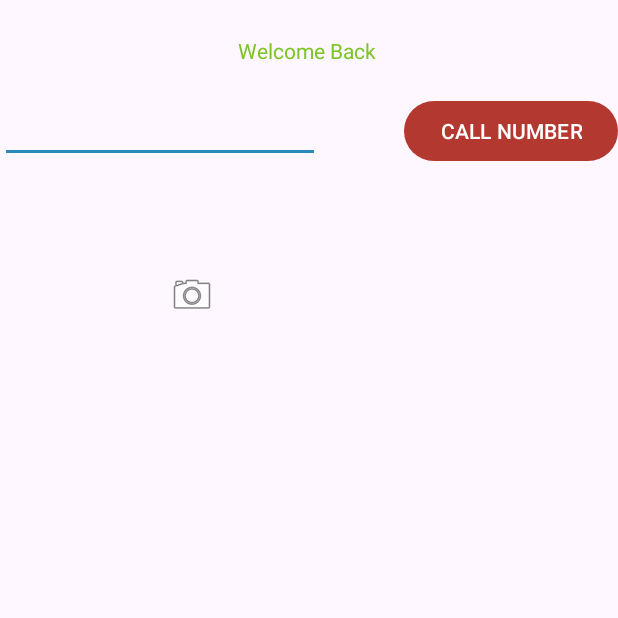
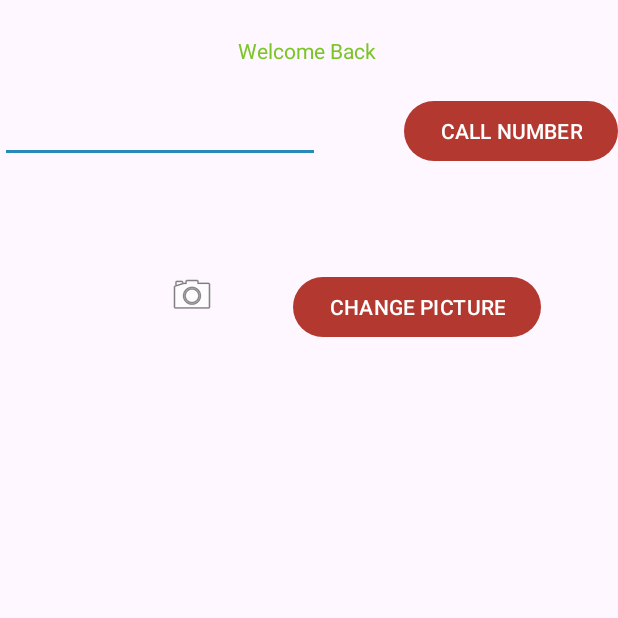
Before and after one commit to HanShuHan/Android-APP-Trivia-Question, an Android app: the screen it shows after launch (SecondActivity), after a tap on "LOGIN", on a phone screen of 412 x 824 dp, the top half of it. Run offline under Robolectric (Android 15) with nearby library versions, the phone set to English and light mode, and no system bars.

Commit message:
Fourth Commit: 1. Added Log.w() in MainActivity.java 2. Added functional login page in MainActivity.java 3. Added dial functionality in SecondActivity.java 4. Added take a photo functionality in SecondActivity.java
Signed-off-by: Shu Han Han <han00135@algonquinlive.com>

```diff
--- a/app/src/main/java/algonquin/cst2335/han00135/SecondActivity.java
+++ b/app/src/main/java/algonquin/cst2335/han00135/SecondActivity.java
@@ -1,12 +1,18 @@
 package algonquin.cst2335.han00135;
 
+import android.app.Activity;
 import android.content.Intent;
+import android.graphics.Bitmap;
 import android.net.Uri;
 import android.os.Bundle;
+import android.provider.MediaStore;
 import android.widget.Button;
 import android.widget.EditText;
+import android.widget.ImageView;
 import android.widget.TextView;
 
+import androidx.activity.result.ActivityResultLauncher;
+import androidx.activity.result.contract.ActivityResultContracts;
 import androidx.appcompat.app.AppCompatActivity;
 
 public class SecondActivity extends AppCompatActivity {
@@ -23,6 +29,8 @@ public class SecondActivity extends AppCompatActivity {
         TextView welcomeTextView = findViewById(R.id.welcomeMsg);
         Button callBtn = findViewById(R.id.callBtn);
         EditText phoneNum = findViewById(R.id.phoneNum);
+        ImageView cameraImg = findViewById(R.id.cameraImg);
+        Button chgPicBtn = findViewById(R.id.chgPicBtn);
 
         welcomeTextView.setText("Welcome Back " + emailAddress);
         callBtn.setOnClickListener(v -> {
@@ -30,5 +38,25 @@ public class SecondActivity extends AppCompatActivity {
             call.setData(Uri.parse("tel:" + phoneNum.getText().toString()));
             startActivity(call);
         });
+
+        cameraImg.setOnClickListener(v -> {
+            Intent takePhoto = new Intent(MediaStore.ACTION_IMAGE_CAPTURE);
+            startActivity(takePhoto);
+        });
+
+        // Change picture button onclick: ActivityResultLauncher
+        Intent cameraIntent = new Intent(MediaStore.ACTION_IMAGE_CAPTURE);
+        chgPicBtn.setOnClickListener(v -> {
+            ActivityResultLauncher<Intent> cameraResult = registerForActivityResult(
+                    new ActivityResultContracts.StartActivityForResult(),
+                    result -> {
+                        if (result.getResultCode() == Activity.RESULT_OK) {
+                            Intent data = result.getData();
+                            Bitmap bitmap = data.getParcelableExtra("data");
+                            cameraImg.setImageBitmap(bitmap);
+                        }
+                    });
+            cameraResult.launch(cameraIntent);
+        });
     }
 }
--- a/app/src/main/res/layout/activity_second.xml
+++ b/app/src/main/res/layout/activity_second.xml
@@ -41,7 +41,7 @@
         app:layout_constraintStart_toEndOf="@+id/phoneNum" />
 
     <ImageView
-        android:id="@+id/imageView"
+        android:id="@+id/cameraImg"
         android:layout_width="wrap_content"
         android:layout_height="wrap_content"
         android:layout_marginStart="112dp"
@@ -49,4 +49,14 @@
         app:layout_constraintStart_toStartOf="parent"
         app:layout_constraintTop_toBottomOf="@+id/phoneNum"
         app:srcCompat="@android:drawable/ic_menu_camera" />
+
+    <Button
+        android:id="@+id/chgPicBtn"
+        android:layout_width="wrap_content"
+        android:layout_height="wrap_content"
+        android:layout_marginTop="72dp"
+        android:text="CHANGE PICTURE"
+        app:layout_constraintEnd_toEndOf="parent"
+        app:layout_constraintStart_toEndOf="@+id/cameraImg"
+        app:layout_constraintTop_toBottomOf="@+id/phoneNum" />
 </androidx.constraintlayout.widget.ConstraintLayout>
```
Also changed, not shown: app/src/main/AndroidManifest.xml (+10 -4 lines).
